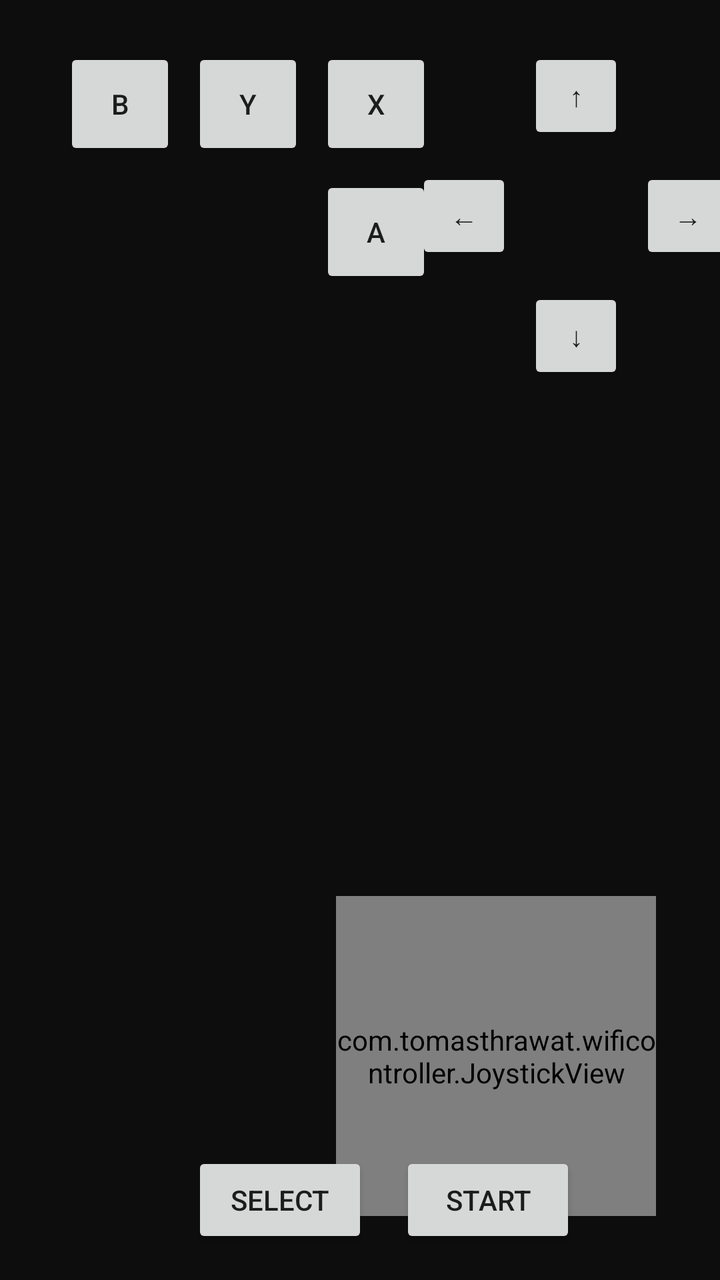
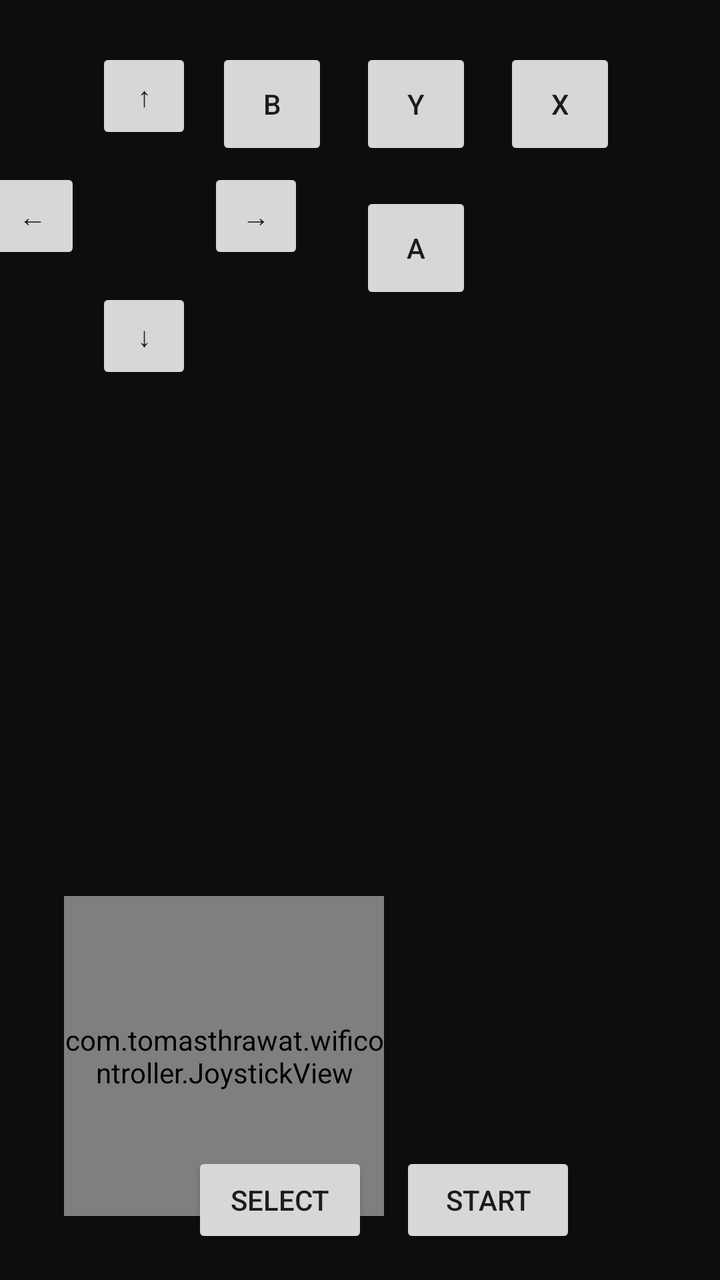

Compare the two renders of this Android layout. The source of the first and the diff that turns it into the second are given below.
<!-- AndroidManifest.xml: application theme Theme.WifiController -->
<!-- res/layout/activity_controller.xml -->
<?xml version="1.0" encoding="utf-8"?>
<androidx.constraintlayout.widget.ConstraintLayout xmlns:android="http://schemas.android.com/apk/res/android"
    xmlns:app="http://schemas.android.com/apk/res-auto"
    android:layout_width="match_parent"
    android:layout_height="match_parent"
    android:layoutDirection="ltr"
    android:background="#0D0D0D">

    <com.tomasthrawat.wificontroller.JoystickView
        android:id="@+id/joystick"
        android:layout_width="160dp"
        android:layout_height="160dp"
        app:layout_constraintRight_toRightOf="parent"
        app:layout_constraintBottom_toBottomOf="parent"
        android:layout_marginEnd="32dp"
        android:layout_marginBottom="32dp" />

    <Button
        android:id="@+id/btnUp"
        android:layout_width="48dp"
        android:layout_height="48dp"
        android:text="@string/dpad_up"
        app:layout_constraintRight_toRightOf="parent"
        app:layout_constraintTop_toTopOf="parent"
        android:layout_marginEnd="48dp"
        android:layout_marginTop="24dp" />

    <Button
        android:id="@+id/btnDown"
        android:layout_width="48dp"
        android:layout_height="48dp"
        android:text="@string/dpad_down"
        app:layout_constraintRight_toRightOf="@id/btnUp"
        app:layout_constraintTop_toBottomOf="@id/btnUp"
        android:layout_marginTop="72dp" />

    <Button
        android:id="@+id/btnLeft"
        android:layout_width="48dp"
        android:layout_height="48dp"
        android:text="@string/dpad_left"
        app:layout_constraintRight_toLeftOf="@id/btnUp"
        app:layout_constraintTop_toTopOf="@id/btnUp"
        app:layout_constraintBottom_toBottomOf="@id/btnDown"
        android:layout_marginEnd="8dp" />

    <Button
        android:id="@+id/btnRight"
        android:layout_width="48dp"
        android:layout_height="48dp"
        android:text="@string/dpad_right"
        app:layout_constraintLeft_toRightOf="@id/btnUp"
        app:layout_constraintTop_toTopOf="@id/btnUp"
        app:layout_constraintBottom_toBottomOf="@id/btnDown"
        android:layout_marginStart="8dp" />

    <Button
        android:id="@+id/btnY"
        android:layout_width="56dp"
        android:layout_height="56dp"
        android:text="Y"
        app:layout_constraintLeft_toLeftOf="parent"
        app:layout_constraintTop_toTopOf="parent"
        android:layout_marginStart="96dp"
        android:layout_marginTop="24dp" />

    <Button
        android:id="@+id/btnX"
        android:layout_width="56dp"
        android:layout_height="56dp"
        android:text="X"
        app:layout_constraintLeft_toRightOf="@id/btnY"
        app:layout_constraintTop_toTopOf="@id/btnY"
        android:layout_marginStart="8dp" />

    <Button
        android:id="@+id/btnB"
        android:layout_width="56dp"
        android:layout_height="56dp"
        android:text="B"
        app:layout_constraintRight_toLeftOf="@id/btnY"
        app:layout_constraintTop_toTopOf="@id/btnY"
        android:layout_marginEnd="8dp" />

    <Button
        android:id="@+id/btnA"
        android:layout_width="56dp"
        android:layout_height="56dp"
        android:text="A"
        app:layout_constraintLeft_toLeftOf="@id/btnX"
        app:layout_constraintTop_toBottomOf="@id/btnX"
        android:layout_marginTop="8dp" />

    <Button
        android:id="@+id/btnSelect"
        android:layout_width="wrap_content"
        android:layout_height="wrap_content"
        android:text="@string/select"
        app:layout_constraintLeft_toLeftOf="parent"
        app:layout_constraintRight_toRightOf="parent"
        app:layout_constraintBottom_toBottomOf="parent"
        android:layout_marginBottom="16dp"
        android:layout_marginEnd="80dp" />

    <Button
        android:id="@+id/btnStart"
        android:layout_width="wrap_content"
        android:layout_height="wrap_content"
        android:text="@string/start"
        app:layout_constraintLeft_toRightOf="@id/btnSelect"
        app:layout_constraintBottom_toBottomOf="@id/btnSelect"
        android:layout_marginStart="16dp" />

</androidx.constraintlayout.widget.ConstraintLayout>
<!-- resources referenced by this layout -->
<resources>
  <string name="dpad_down">↓</string>
  <string name="dpad_left">←</string>
  <string name="dpad_right">→</string>
  <string name="dpad_up">↑</string>
  <string name="select">Select</string>
  <string name="start">Start</string>
  <style name="Theme.WifiController" parent="Theme.MaterialComponents.DayNight.NoActionBar">
          <item name="colorPrimary">@color/accent</item>
          <item name="android:windowBackground">@color/background_dark</item>
          <item name="android:statusBarColor">@color/black</item>
      </style>
  <color name="accent">#E0965A</color>
  <color name="background_dark">#0D0D0D</color>
  <color name="black">#000000</color>
</resources>

<!-- the commit's change to res/layout/activity_controller.xml (unified diff, before → after) -->
@@ -6,13 +6,14 @@
     android:layoutDirection="ltr"
     android:background="#0D0D0D">
 
+    
     <com.tomasthrawat.wificontroller.JoystickView
         android:id="@+id/joystick"
         android:layout_width="160dp"
         android:layout_height="160dp"
-        app:layout_constraintRight_toRightOf="parent"
+        app:layout_constraintLeft_toLeftOf="parent"
         app:layout_constraintBottom_toBottomOf="parent"
-        android:layout_marginEnd="32dp"
+        android:layout_marginStart="32dp"
         android:layout_marginBottom="32dp" />
 
     <Button
@@ -20,9 +21,9 @@
         android:layout_width="48dp"
         android:layout_height="48dp"
         android:text="@string/dpad_up"
-        app:layout_constraintRight_toRightOf="parent"
+        app:layout_constraintLeft_toLeftOf="parent"
         app:layout_constraintTop_toTopOf="parent"
-        android:layout_marginEnd="48dp"
+        android:layout_marginStart="48dp"
         android:layout_marginTop="24dp" />
 
     <Button
@@ -30,7 +31,7 @@
         android:layout_width="48dp"
         android:layout_height="48dp"
         android:text="@string/dpad_down"
-        app:layout_constraintRight_toRightOf="@id/btnUp"
+        app:layout_constraintLeft_toLeftOf="@id/btnUp"
         app:layout_constraintTop_toBottomOf="@id/btnUp"
         android:layout_marginTop="72dp" />
 
@@ -54,14 +55,15 @@
         app:layout_constraintBottom_toBottomOf="@id/btnDown"
         android:layout_marginStart="8dp" />
 
+    
     <Button
         android:id="@+id/btnY"
         android:layout_width="56dp"
         android:layout_height="56dp"
         android:text="Y"
-        app:layout_constraintLeft_toLeftOf="parent"
+        app:layout_constraintRight_toRightOf="parent"
         app:layout_constraintTop_toTopOf="parent"
-        android:layout_marginStart="96dp"
+        android:layout_marginEnd="124dp"
         android:layout_marginTop="24dp" />
 
     <Button
@@ -71,7 +73,8 @@
         android:text="X"
         app:layout_constraintLeft_toRightOf="@id/btnY"
         app:layout_constraintTop_toTopOf="@id/btnY"
-        android:layout_marginStart="8dp" />
+        app:layout_constraintBottom_toBottomOf="@id/btnY"
+        android:layout_marginStart="16dp" />
 
     <Button
         android:id="@+id/btnB"
@@ -80,17 +83,20 @@
         android:text="B"
         app:layout_constraintRight_toLeftOf="@id/btnY"
         app:layout_constraintTop_toTopOf="@id/btnY"
-        android:layout_marginEnd="8dp" />
+        app:layout_constraintBottom_toBottomOf="@id/btnY"
+        android:layout_marginEnd="16dp" />
 
     <Button
         android:id="@+id/btnA"
         android:layout_width="56dp"
         android:layout_height="56dp"
         android:text="A"
-        app:layout_constraintLeft_toLeftOf="@id/btnX"
-        app:layout_constraintTop_toBottomOf="@id/btnX"
-        android:layout_marginTop="8dp" />
+        app:layout_constraintLeft_toLeftOf="@id/btnY"
+        app:layout_constraintRight_toRightOf="@id/btnY"
+        app:layout_constraintTop_toBottomOf="@id/btnY"
+        android:layout_marginTop="16dp" />
 
+    
     <Button
         android:id="@+id/btnSelect"
         android:layout_width="wrap_content"
